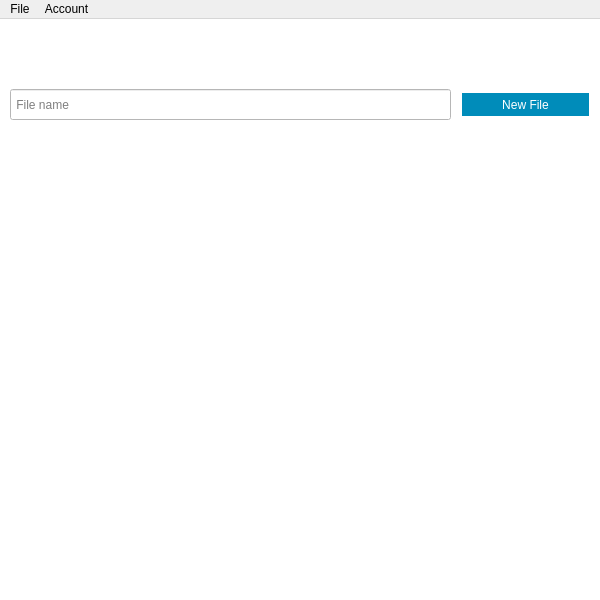
The window that client/ui/showFiles.ui (s267562/Live-Text-Editor) describes before a commit, drawn with Qt 5.
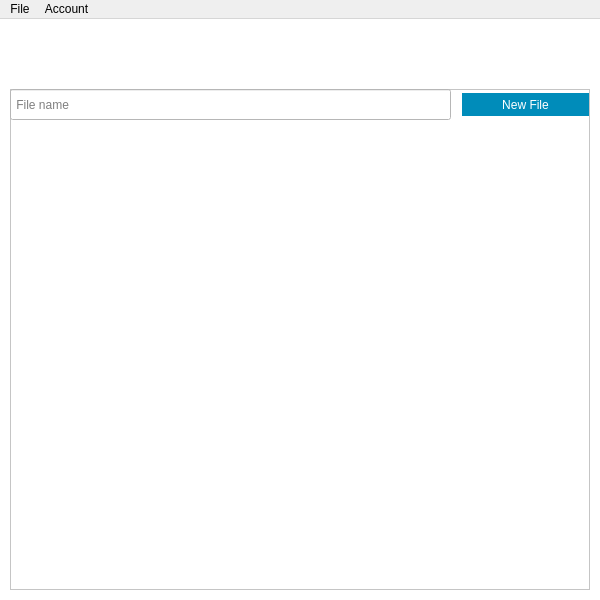
The same window after the commit. Icons and pictures are not drawn. Custom widgets are drawn as their Qt base class.

```diff
--- a/client/ui/showFiles.ui
+++ b/client/ui/showFiles.ui
@@ -14,7 +14,17 @@
    <string>Your Files</string>
   </property>
   <property name="styleSheet">
-   <string notr="true"/>
+   <string notr="true">QListWidget::item
+{
+    background: rgb(255,255,255); 
+	color : rgb(255,255,255); 
+}
+QListWidget::item:selected
+{
+	
+	background-color: rgb(189, 187, 191);
+	color: rgb(189, 187, 191);
+}</string>
   </property>
   <widget class="QWidget" name="centralWidget">
    <property name="styleSheet">
@@ -26,11 +36,24 @@
       <x>10</x>
       <y>70</y>
       <width>580</width>
+      <height>501</height>
      </rect>
     </property>
     <property name="autoFillBackground">
      <bool>false</bool>
     </property>
+    <property name="styleSheet">
+     <string notr="true">QListWidget::item
+{
+    background: rgb(255,255,255); 
+	color : rgb(255,255,255); 
+}
+QListWidget::item:selected
+{
+	background-color: rgb(189, 187, 191);
+	color: rgb(189, 187, 191);
+}</string>
+    </property>
    </widget>
    <widget class="QLineEdit" name="filename">
     <property name="geometry">
```
